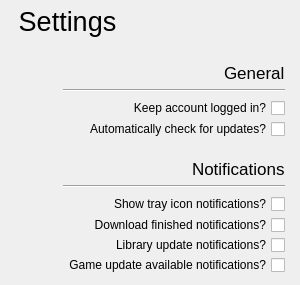
leafo/itchio-app-old, file widgets/secondary/settingswidget.ui: the form before one commit.
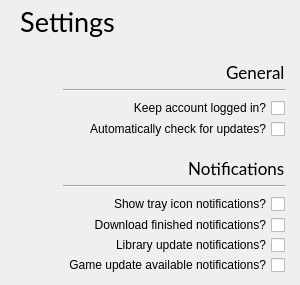
The form after the commit.

Commit message: Added Lato font and anti-alias to labels, buttons and images. Resized elements accordingly.

The edit to the form file:
```diff
--- a/widgets/secondary/settingswidget.ui
+++ b/widgets/secondary/settingswidget.ui
@@ -308,13 +308,15 @@
        </property>
        <property name="font">
         <font>
+         <family>Lato</family>
          <pointsize>20</pointsize>
          <weight>50</weight>
          <italic>false</italic>
          <bold>false</bold>
          <underline>false</underline>
          <strikeout>false</strikeout>
-         <kerning>true</kerning>
+         <stylestrategy>PreferAntialias</stylestrategy>
+         <kerning>false</kerning>
         </font>
        </property>
        <property name="text">
@@ -364,7 +366,10 @@
       <widget class="QLabel" name="notificationsLabel">
        <property name="font">
         <font>
+         <family>Lato</family>
          <pointsize>13</pointsize>
+         <stylestrategy>PreferAntialias</stylestrategy>
+         <kerning>false</kerning>
         </font>
        </property>
        <property name="text">
@@ -376,7 +381,10 @@
       <widget class="QLabel" name="generalLabel">
        <property name="font">
         <font>
+         <family>Lato</family>
          <pointsize>13</pointsize>
+         <stylestrategy>PreferAntialias</stylestrategy>
+         <kerning>false</kerning>
         </font>
        </property>
        <property name="text">
```
Left out of the diff: 36 changed lines with no effect on the pictures. The commit also changes 6 other files.
